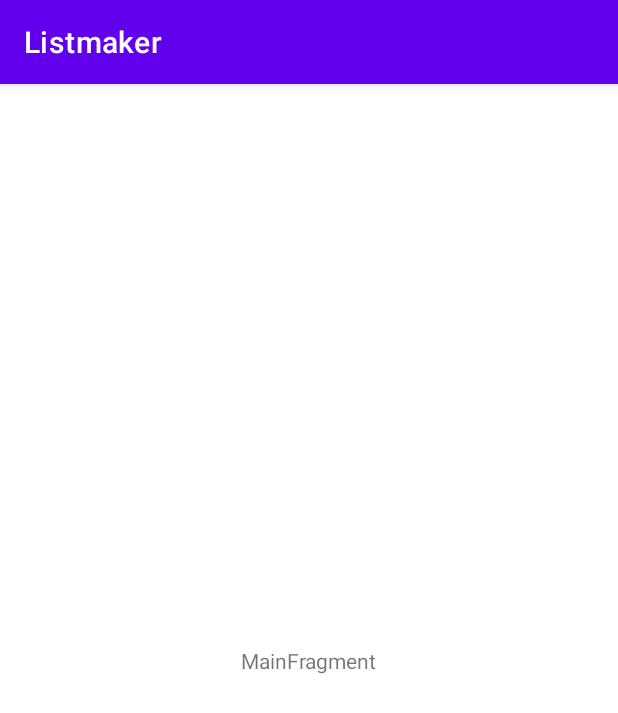
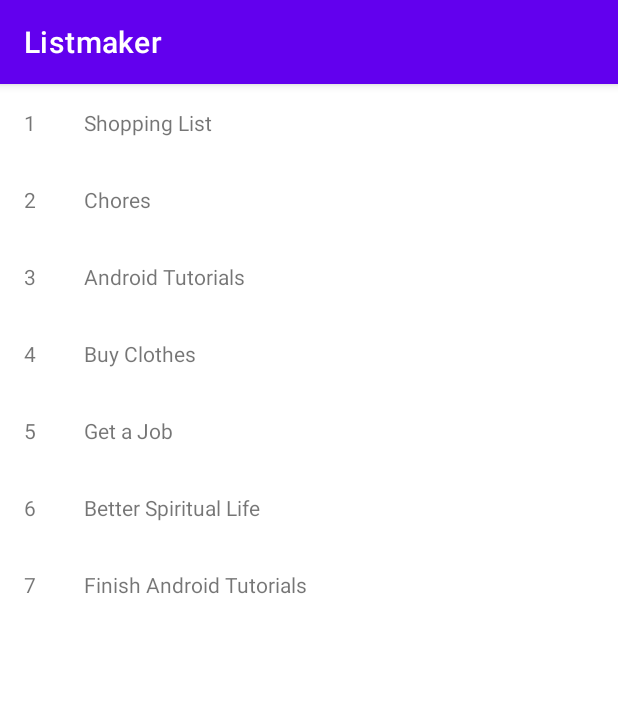
Before and after one commit to Dayesoro/ListMakerApp, an Android app: the screen it shows after launch (MainActivity), on a phone screen of 412 x 824 dp. Shown: the top 713 px of the screen. Run offline under Robolectric (Android 15) with nearby library versions, the phone set to English and light mode, and no system bars.

Commit message:
* Added RecyclerView * Setup RecyclerView Adapter to populate simple mock list with data * Setup ViewHolder to handle the layout of each item in the list

```diff
--- a/app/build.gradle
+++ b/app/build.gradle
@@ -29,16 +29,20 @@ android {
     kotlinOptions {
         jvmTarget = '1.8'
     }
+
+    buildFeatures{
+        viewBinding true
+    }
 }
 
 dependencies {
 
-    implementation 'androidx.core:core-ktx:1.7.0'
+    implementation 'androidx.core:core-ktx:1.8.0'
     implementation 'androidx.appcompat:appcompat:1.4.2'
     implementation 'com.google.android.material:material:1.6.1'
     implementation 'androidx.constraintlayout:constraintlayout:2.1.4'
-    implementation 'androidx.lifecycle:lifecycle-livedata-ktx:2.4.1'
-    implementation 'androidx.lifecycle:lifecycle-viewmodel-ktx:2.4.1'
+    implementation 'androidx.lifecycle:lifecycle-livedata-ktx:2.5.0'
+    implementation 'androidx.lifecycle:lifecycle-viewmodel-ktx:2.5.0'
     testImplementation 'junit:junit:4.13.2'
     androidTestImplementation 'androidx.test.ext:junit:1.1.3'
     androidTestImplementation 'androidx.test.espresso:espresso-core:3.4.0'
--- /dev/null
+++ b/app/src/main/java/com/example/listmaker/ui/main/ListSelectionRecyclerViewAdapter.kt
@@ -0,0 +1,30 @@
+package com.example.listmaker.ui.main
+
+import android.view.LayoutInflater
+import android.view.ViewGroup
+import androidx.recyclerview.widget.RecyclerView
+import com.example.listmaker.databinding.ListSelectionViewHolderBinding
+
+class ListSelectionRecyclerViewAdapter : RecyclerView.Adapter<ListSelectionViewHolder>() {
+
+    val listTitles = arrayOf("Shopping List", "Chores", "Android Tutorials","Buy Clothes","Get a Job", "Better Spiritual Life", "Finish Android Tutorials")
+
+    override fun onCreateViewHolder(parent: ViewGroup, viewType: Int): ListSelectionViewHolder {
+        val binding = ListSelectionViewHolderBinding.inflate(
+            LayoutInflater.from(parent.context),
+            parent,
+            false
+        )
+
+        return ListSelectionViewHolder(binding)
+    }
+
+    override fun onBindViewHolder(holder: ListSelectionViewHolder, position: Int) {
+        holder.binding.itemNumber.text = (position + 1).toString()
+        holder.binding.itemString.text =  listTitles[position]
+    }
+
+    override fun getItemCount(): Int {
+        return listTitles.size
+    }
+}
--- /dev/null
+++ b/app/src/main/java/com/example/listmaker/ui/main/ListSelectionViewHolder.kt
@@ -0,0 +1,9 @@
+package com.example.listmaker.ui.main
+
+import androidx.recyclerview.widget.RecyclerView
+import com.example.listmaker.databinding.ListSelectionViewHolderBinding
+
+
+class ListSelectionViewHolder(val binding: ListSelectionViewHolderBinding) :
+    RecyclerView.ViewHolder(binding.root) {
+}
--- a/app/src/main/java/com/example/listmaker/ui/main/MainFragment.kt
+++ b/app/src/main/java/com/example/listmaker/ui/main/MainFragment.kt
@@ -6,9 +6,13 @@ import androidx.fragment.app.Fragment
 import android.view.LayoutInflater
 import android.view.View
 import android.view.ViewGroup
+import androidx.recyclerview.widget.LinearLayoutManager
 import com.example.listmaker.R
+import com.example.listmaker.databinding.FragmentMainBinding
 
 class MainFragment : Fragment() {
+
+    private lateinit var binding: FragmentMainBinding
 
     companion object {
         fun newInstance() = MainFragment()
@@ -20,7 +24,12 @@ class MainFragment : Fragment() {
         inflater: LayoutInflater, container: ViewGroup?,
         savedInstanceState: Bundle?
     ): View {
-        return inflater.inflate(R.layout.fragment_main, container, false)
+        binding = FragmentMainBinding.inflate(inflater, container, false)
+
+        binding.listsRecyclerview.layoutManager = LinearLayoutManager(requireContext())
+        binding.listsRecyclerview.adapter = ListSelectionRecyclerViewAdapter()
+
+        return binding.root
     }
 
     override fun onActivityCreated(savedInstanceState: Bundle?) {
--- a/app/src/main/res/layout/fragment_main.xml
+++ b/app/src/main/res/layout/fragment_main.xml
@@ -7,14 +7,12 @@
     android:layout_height="match_parent"
     tools:context=".ui.main.MainFragment">
 
-    <TextView
-        android:id="@+id/message"
-        android:layout_width="wrap_content"
-        android:layout_height="wrap_content"
-        android:text="MainFragment"
+    <androidx.recyclerview.widget.RecyclerView
+        android:id="@+id/lists_recyclerview"
+        android:layout_width="0dp"
+        android:layout_height="0dp"
         app:layout_constraintBottom_toBottomOf="parent"
         app:layout_constraintEnd_toEndOf="parent"
         app:layout_constraintStart_toStartOf="parent"
         app:layout_constraintTop_toTopOf="parent" />
-
 </androidx.constraintlayout.widget.ConstraintLayout>
--- /dev/null
+++ b/app/src/main/res/layout/list_selection_view_holder.xml
@@ -0,0 +1,18 @@
+<?xml version="1.0" encoding="utf-8"?>
+<LinearLayout xmlns:android="http://schemas.android.com/apk/res/android"
+    android:layout_width="wrap_content"
+    android:layout_height="wrap_content"
+    android:orientation="horizontal">
+
+    <TextView
+        android:id="@+id/itemNumber"
+        android:layout_width="wrap_content"
+        android:layout_height="wrap_content"
+        android:layout_margin="16dp" />
+
+    <TextView
+        android:id="@+id/itemString"
+        android:layout_width="wrap_content"
+        android:layout_height="wrap_content"
+        android:layout_margin="16dp" />
+</LinearLayout>
```
